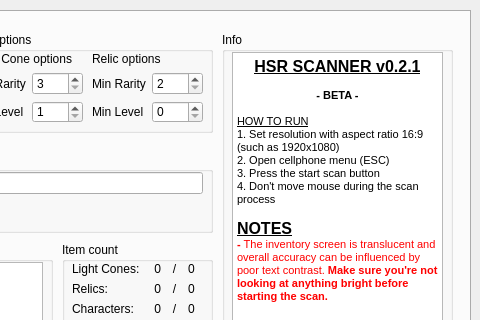
Qt form src/ui/hsr_scanner.ui (kel-z/HSR-Scanner) before a commit; both pictures show x 220 to 700 and y 0 to 320 of the 700 by 430 pixel window.
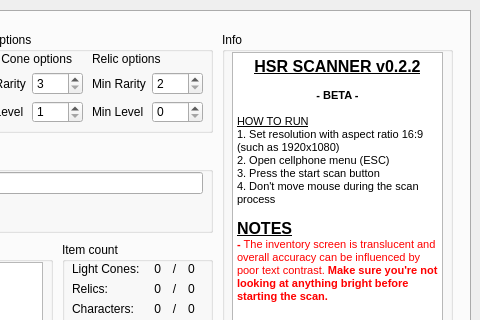
The same form after that commit.

Commit message: Fix incorrect slot key for HoGF pieces

The edit to the form file:
```diff
--- a/src/ui/hsr_scanner.ui
+++ b/src/ui/hsr_scanner.ui
@@ -497,7 +497,7 @@
 &lt;html&gt;&lt;head&gt;&lt;meta name=&quot;qrichtext&quot; content=&quot;1&quot; /&gt;&lt;style type=&quot;text/css&quot;&gt;
 p, li { white-space: pre-wrap; }
 &lt;/style&gt;&lt;/head&gt;&lt;body style=&quot; font-family:'MS Shell Dlg 2'; font-size:8.25pt; font-weight:400; font-style:normal;&quot;&gt;
-&lt;p align=&quot;center&quot; style=&quot; margin-top:0px; margin-bottom:0px; margin-left:0px; margin-right:0px; -qt-block-indent:0; text-indent:0px;&quot;&gt;&lt;span style=&quot; font-size:12pt; font-weight:600; text-decoration: underline;&quot;&gt;HSR SCANNER v0.2.1&lt;/span&gt;&lt;/p&gt;
+&lt;p align=&quot;center&quot; style=&quot; margin-top:0px; margin-bottom:0px; margin-left:0px; margin-right:0px; -qt-block-indent:0; text-indent:0px;&quot;&gt;&lt;span style=&quot; font-size:12pt; font-weight:600; text-decoration: underline;&quot;&gt;HSR SCANNER v0.2.2&lt;/span&gt;&lt;/p&gt;
 &lt;p align=&quot;center&quot; style=&quot;-qt-paragraph-type:empty; margin-top:0px; margin-bottom:0px; margin-left:0px; margin-right:0px; -qt-block-indent:0; text-indent:0px;&quot;&gt;&lt;br /&gt;&lt;/p&gt;
 &lt;p align=&quot;center&quot; style=&quot; margin-top:0px; margin-bottom:0px; margin-left:0px; margin-right:0px; -qt-block-indent:0; text-indent:0px;&quot;&gt;&lt;span style=&quot; font-weight:600;&quot;&gt;- BETA -&lt;/span&gt;&lt;/p&gt;
 &lt;p align=&quot;center&quot; style=&quot;-qt-paragraph-type:empty; margin-top:0px; margin-bottom:0px; margin-left:0px; margin-right:0px; -qt-block-indent:0; text-indent:0px;&quot;&gt;&lt;br /&gt;&lt;/p&gt;
```
Left out of the diff: 2 changed lines with no effect on the pictures. The commit also changes 2 other files.
